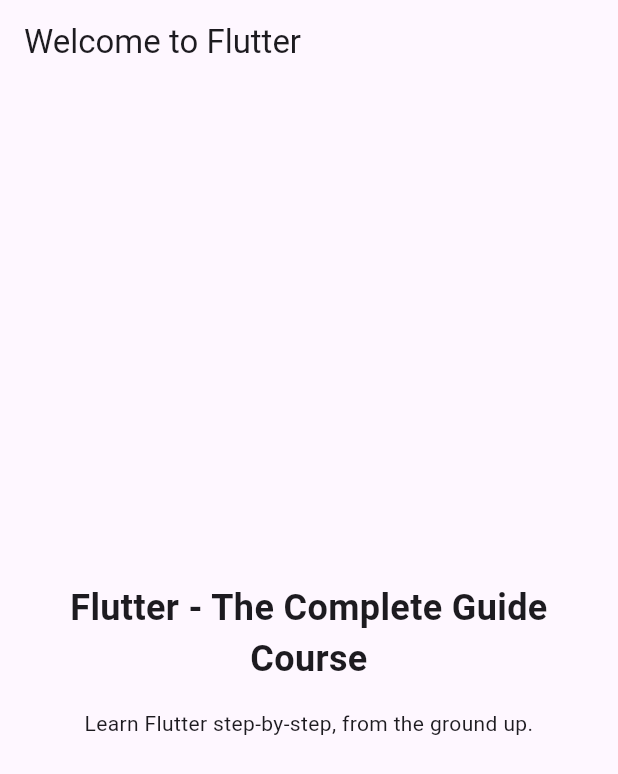
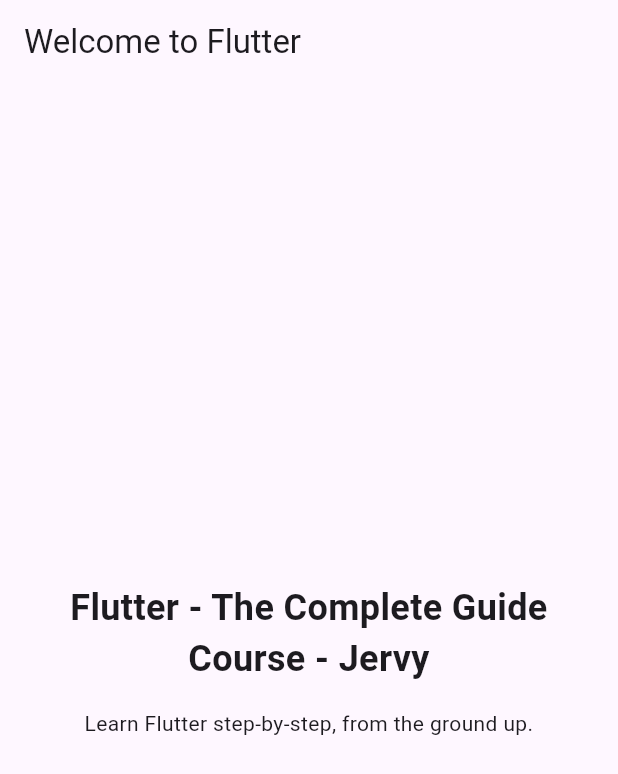
Before and after one commit to jervygu/flutter_first_app, a Flutter app: the screen it shows after launch, on a phone screen of 412 x 824 dp. Shown: the top 774 px of the screen. Run offline on Flutter 3.47's test engine with Material 3 defaults, Android fonts, the phone set to English and light mode, and no system bars.

Commit message:
### Flutter Course
* Added text - Jervy to label

```diff
--- a/first_app/lib/main.dart
+++ b/first_app/lib/main.dart
@@ -33,7 +33,7 @@ class MyApp extends StatelessWidget {
             crossAxisAlignment: CrossAxisAlignment.center,
             children: const [
               Text(
-                'Flutter - The Complete Guide Course',
+                'Flutter - The Complete Guide Course - Jervy',
                 textAlign: TextAlign.center,
                 style: TextStyle(
                   fontSize: 24,
```
